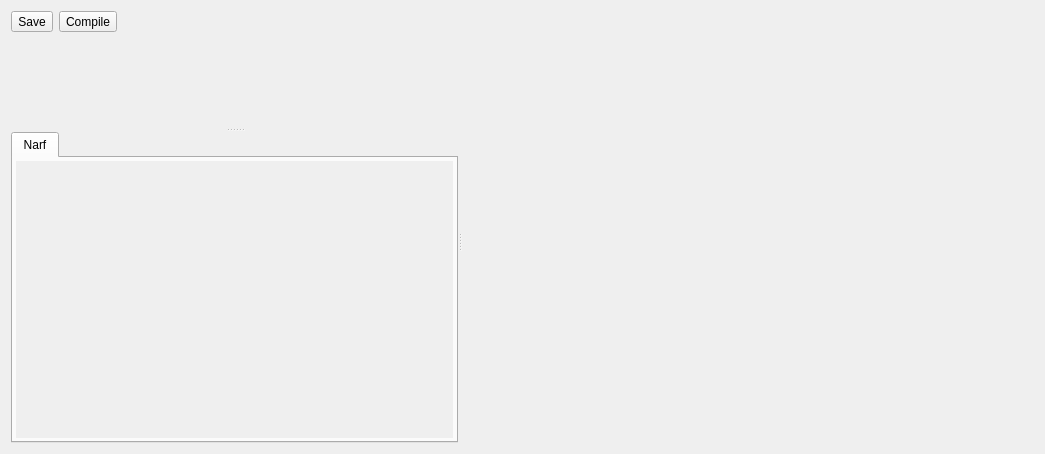
marcellfischbach/CobaltSKY, file Tools/ValkyrieEditor/ShaderGraph/ShaderGraphView.ui: the form before one commit.
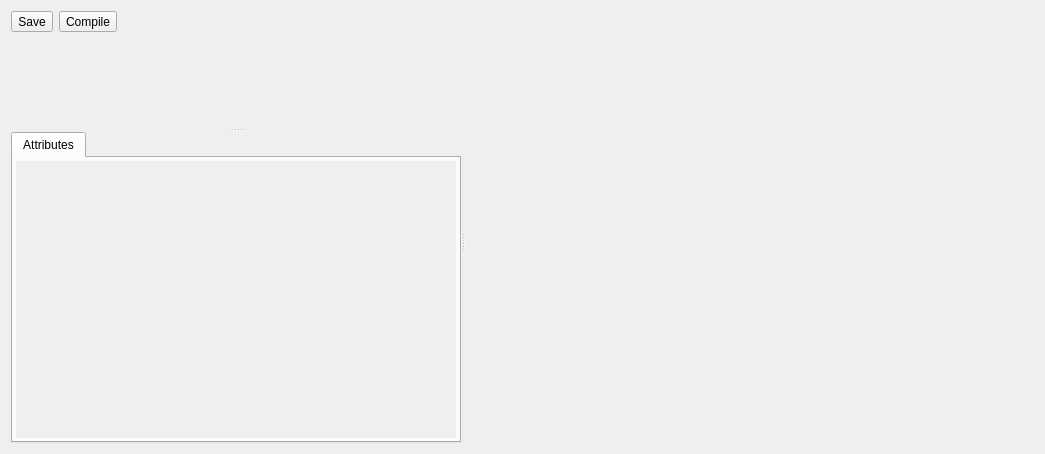
The form after the commit. Icons and pictures are not drawn.

```diff
--- a/Tools/ValkyrieEditor/ShaderGraph/ShaderGraphView.ui
+++ b/Tools/ValkyrieEditor/ShaderGraph/ShaderGraphView.ui
@@ -130,7 +130,7 @@
        </property>
        <widget class="QWidget" name="narf">
         <attribute name="title">
-         <string>Narf</string>
+         <string>Attributes</string>
         </attribute>
         <layout class="QGridLayout" name="gridLayout_6">
          <property name="leftMargin">
@@ -167,8 +167,8 @@
              <rect>
               <x>0</x>
               <y>0</y>
-              <width>741</width>
-              <height>174</height>
+              <width>445</width>
+              <height>130</height>
              </rect>
             </property>
             <property name="autoFillBackground">
```
Left out of the diff: 2 changed lines with no effect on the pictures.
